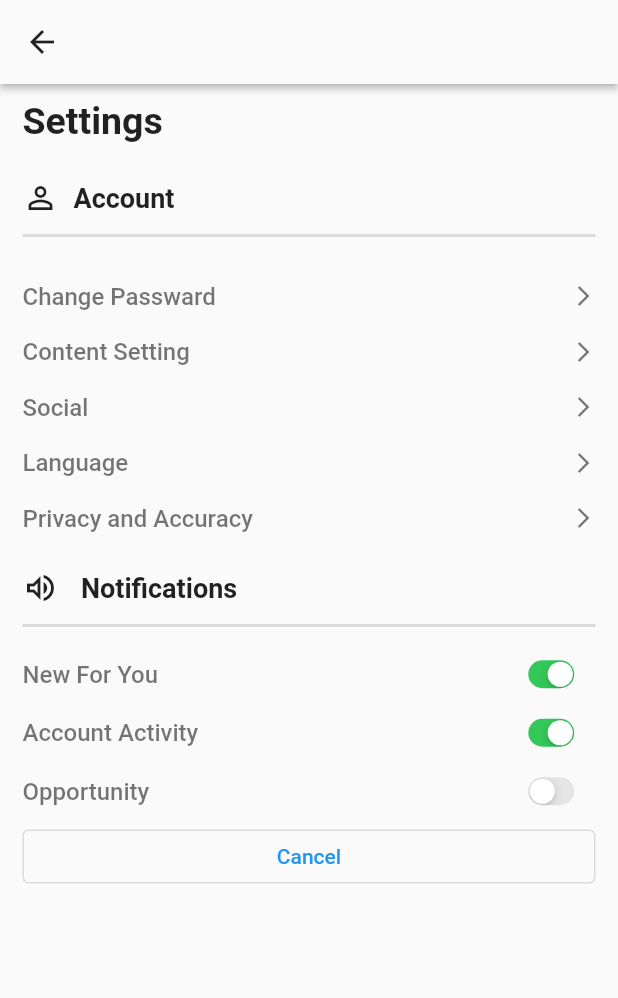
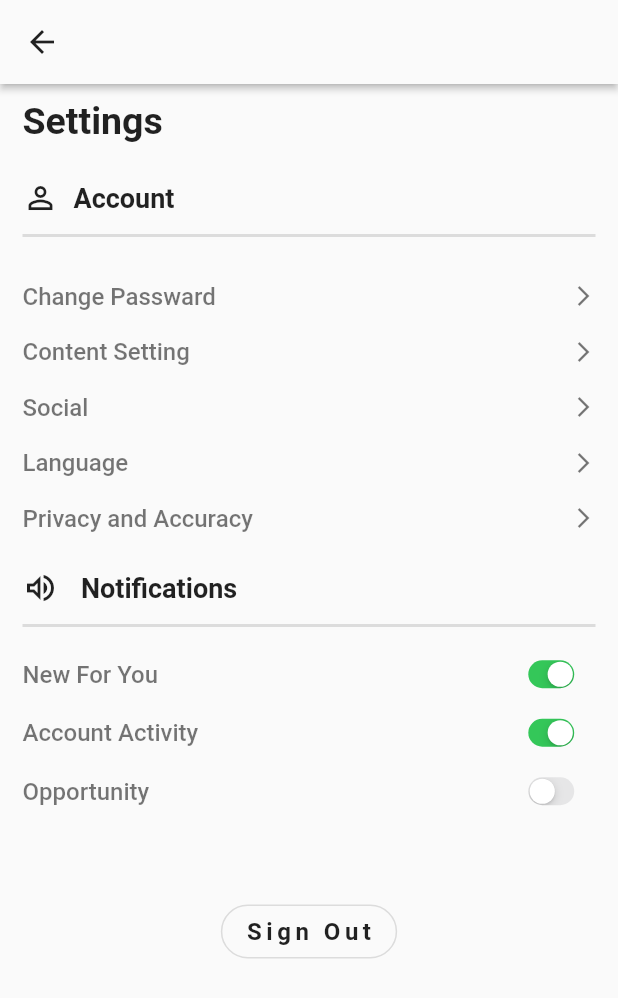
Before and after one commit to DARK-PROGRAMMER-I/Profile-App, a Flutter app: the ProfSettings screen opened directly, on a phone screen of 412 x 824 dp. Shown: the top 998 px of the screen. Run offline on Flutter 3.47's test engine with Material 2 defaults, Android fonts, the phone set to English and light mode, and no system bars.

Commit message:
Settings Page Done

```diff
--- a/lib/settings.dart
+++ b/lib/settings.dart
@@ -115,13 +115,20 @@ class _ProfSettingsState extends State<ProfSettings> {
             notifications("Account Activity", true),
             notifications("Opportunity", false),
 
+            SizedBox(
+              height: 50,
+            ),
+            Center(
+              child: OutlinedButton(
 
-            OutlinedButton(onPressed: (){
-
-            },
-
-
-            child: Text("Cancel"))
+                  style: OutlinedButton.styleFrom(
+                    shape: StadiumBorder()
+                  ),
+              onPressed: (){},
+              child: Text("Sign Out", style: TextStyle(color: Colors.black87, fontSize: 16, fontWeight: FontWeight.bold,
+                  letterSpacing: 3),),
+              ),
+            )
 
 
 
```
